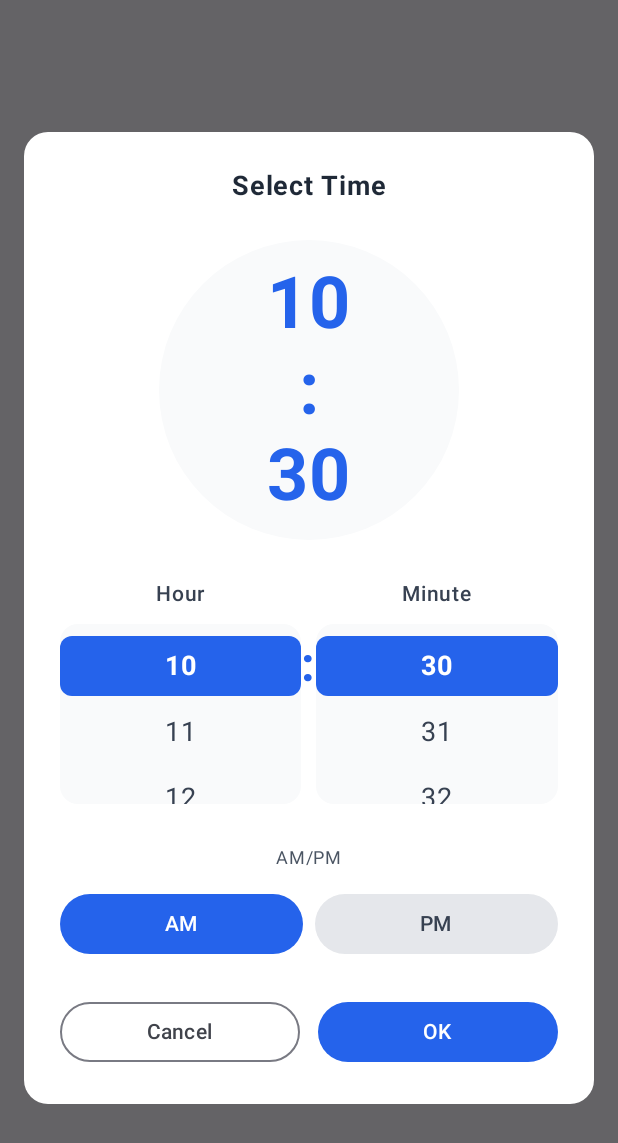
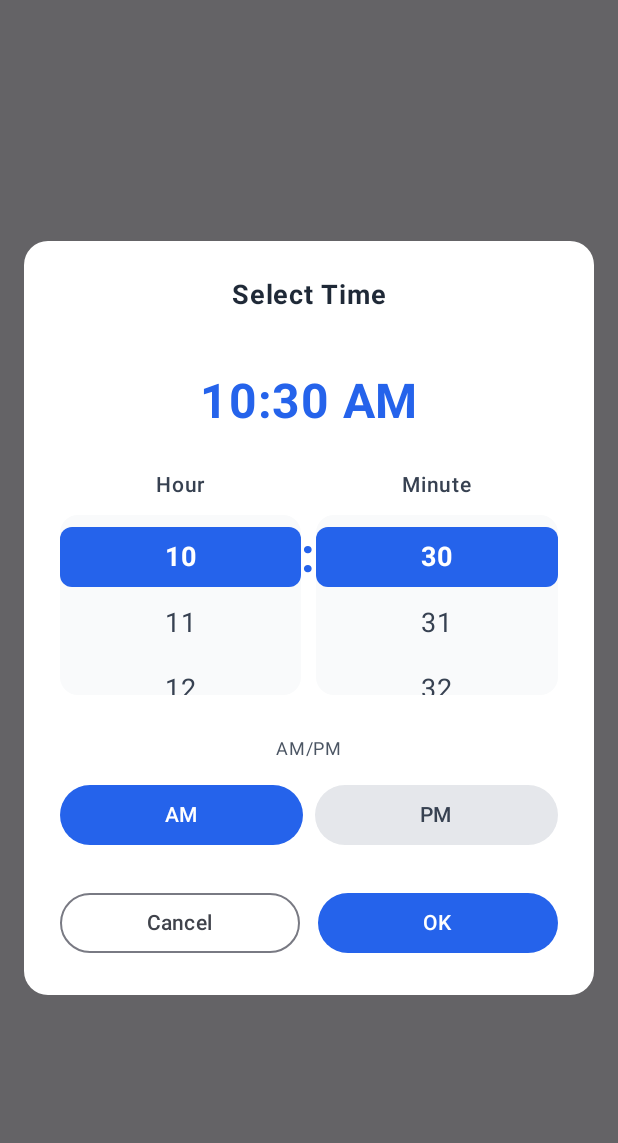
Before and after one commit to wahidsuman/Pill-, an Android app built with Jetpack Compose: the composable NativeTimePickerDialog shown on its own in the app's theme, on a phone screen of 412 x 824 dp. Shown: the top 1143 px of the screen. Run offline under Robolectric (Android 15) with nearby library versions, the phone set to English and light mode, and no system bars.

```diff
--- a/app/src/main/java/com/pilltracker/app/ui/components/AddPillModal.kt
+++ b/app/src/main/java/com/pilltracker/app/ui/components/AddPillModal.kt
@@ -368,44 +368,20 @@ fun NativeTimePickerDialog(
 
                 Spacer(modifier = Modifier.height(24.dp))
 
-                // Round Clock Time Display
-                Box(
-                    modifier = Modifier
-                        .size(200.dp)
-                        .background(
-                            color = Gray50,
-                            shape = CircleShape
-                        ),
-                    contentAlignment = Alignment.Center
-                ) {
-                    Column(
-                        horizontalAlignment = Alignment.CenterHorizontally
-                    ) {
+                // Selected Time Display
                 Text(
                     text = run {
                         val displayHour = if (selectedHour == 0) 12 else if (selectedHour > 12) selectedHour - 12 else selectedHour
-                                String.format("%02d", displayHour)
+                        val amPm = if (isAM) "AM" else "PM"
+                        String.format("%02d:%02d %s", displayHour, selectedMinute, amPm)
                     },
-                            fontSize = 48.sp,
+                    fontSize = 32.sp,
                     fontWeight = FontWeight.Bold,
-                            color = Blue600
+                    color = Blue600,
+                    modifier = Modifier.padding(vertical = 16.dp)
                 )
-                        Text(
-                            text = ":",
-                            fontSize = 48.sp,
-                            fontWeight = FontWeight.Bold,
-                            color = Blue600
-                        )
-                        Text(
-                            text = String.format("%02d", selectedMinute),
-                            fontSize = 48.sp,
-                            fontWeight = FontWeight.Bold,
-                            color = Blue600
-                        )
-                    }
-                }
 
-                Spacer(modifier = Modifier.height(24.dp))
+                Spacer(modifier = Modifier.height(8.dp))
 
                 // Scrollable Hour and Minute Selectors
                 Row(
```
Lines whose indentation alone changed are shown as unchanged.
